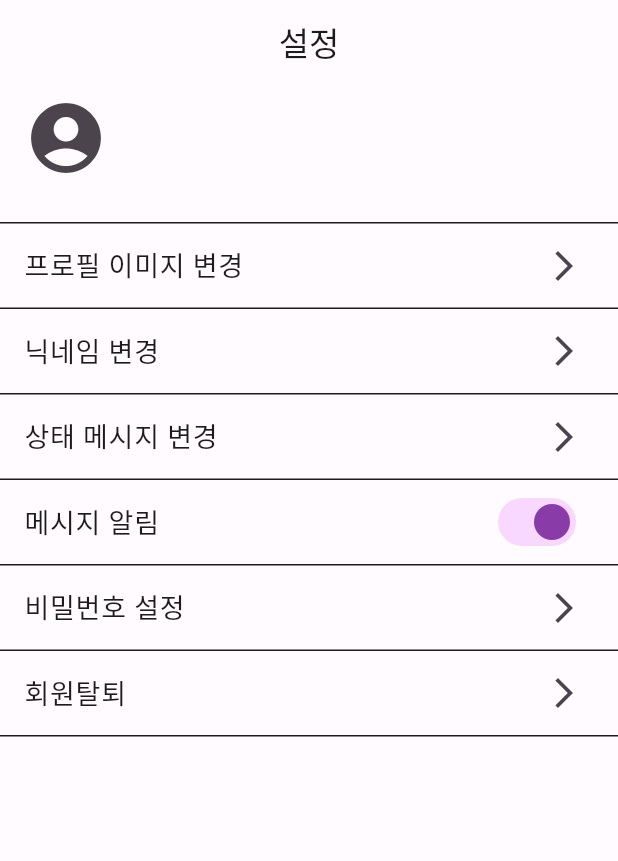
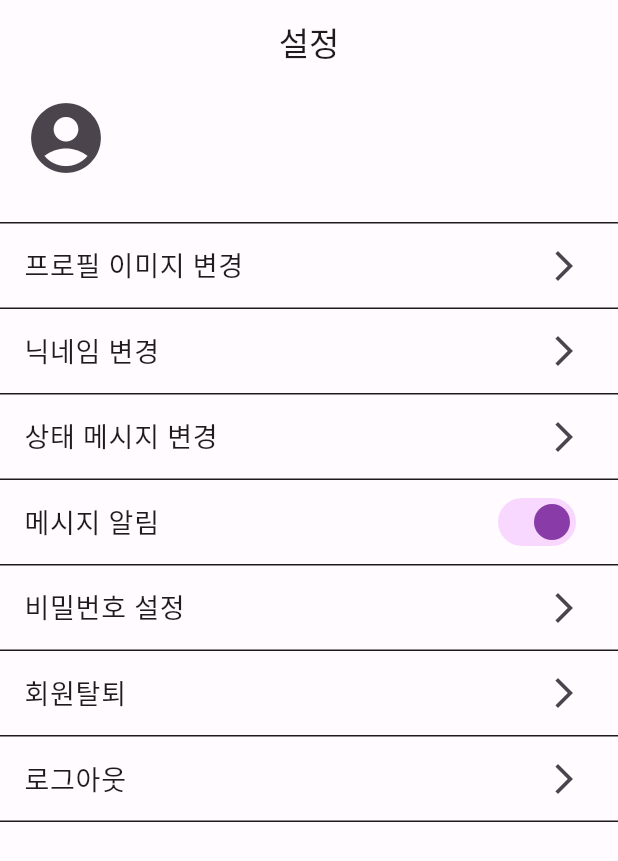
Before and after one commit to tnfy10/firebase_chat_example, a Flutter app: the MoreScreen screen opened directly, on a phone screen of 412 x 824 dp. Shown: the top 861 px of the screen. Run offline on Flutter 3.47's test engine with Material 2 defaults, Android fonts, the phone set to English and light mode, and no system bars; drawn by our look-alikes of cached_network_image; our stand-ins replace cloud_firestore, file_picker, firebase_auth, firebase_core, firebase_storage, flutter_local_notifications and 6 more; accounts and stored records are empty; network calls fail; Roboto replaces fonts that are missing (Pretendard).

Commit message:
로그아웃 추가

```diff
--- a/lib/app/home/screens/more_screen.dart
+++ b/lib/app/home/screens/more_screen.dart
@@ -149,6 +149,14 @@ class MoreScreen extends StatelessWidget with CommonDialog {
                         },
                       ),
                       const Divider(height: 1),
+                      ListTile(
+                        title: const Text('로그아웃', style: TextStyle(fontSize: 18)),
+                        trailing: const Icon(Icons.arrow_forward_ios),
+                        onTap: () {
+                          userController.logout();
+                        },
+                      ),
+                      const Divider(height: 1),
                     ],
                   )
                 ],
```
Also changed, not shown: lib/app/home/controllers/user_controller.dart (+7 -3 lines).
